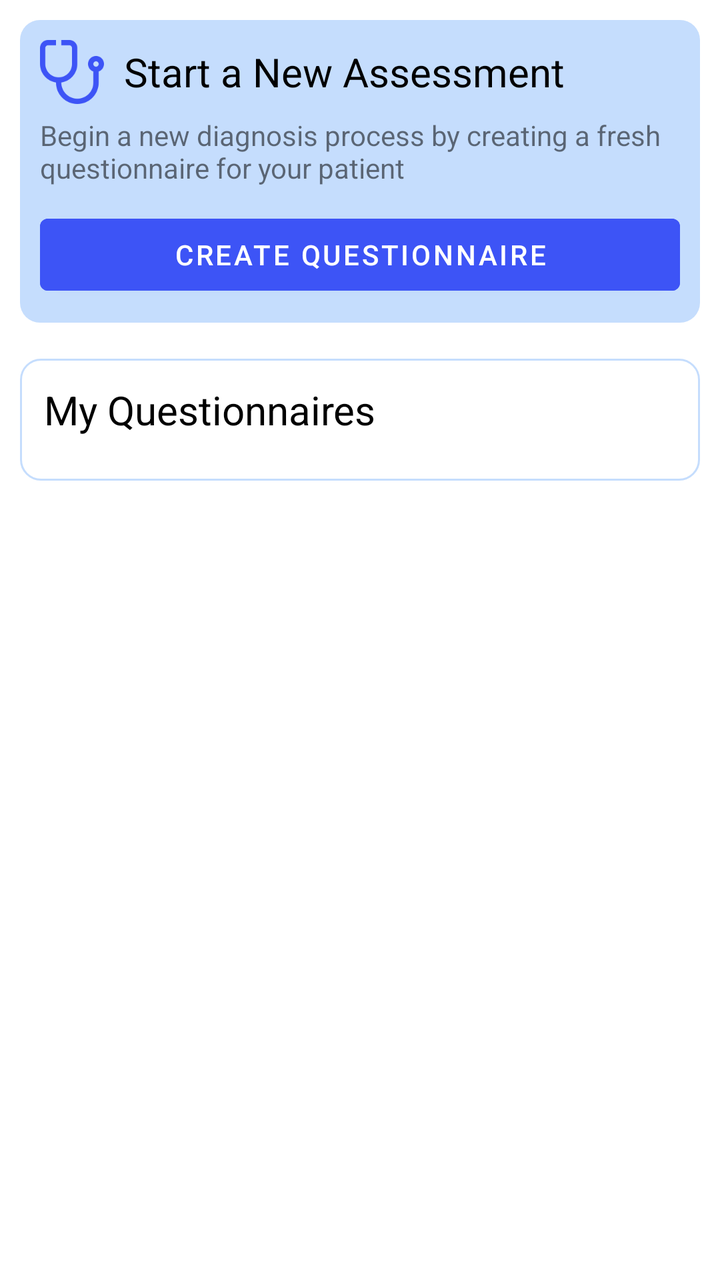
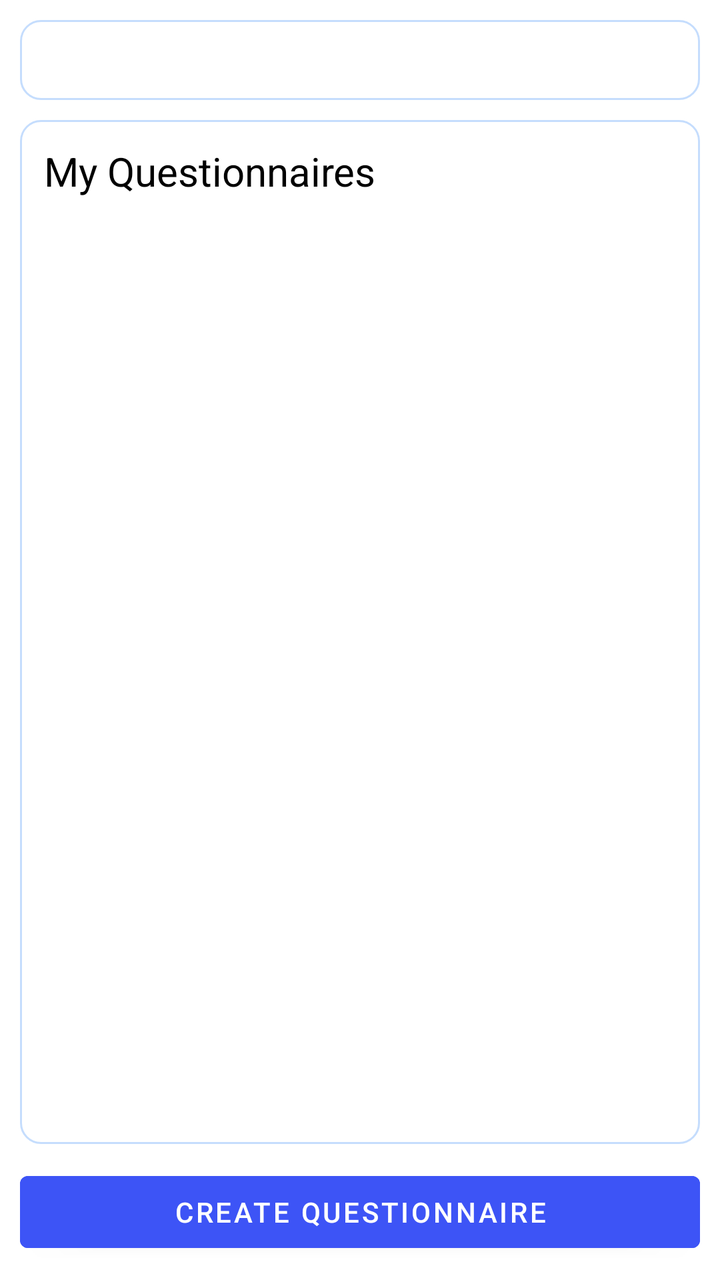

Before-and-after screenshots of an Android layout around one commit, followed by the original layout XML and the change that was made.
<!-- AndroidManifest.xml: application theme Theme.Pancreatitis -->
<!-- res/layout/fragment_questionnaires.xml -->
<?xml version="1.0" encoding="utf-8"?>
<LinearLayout
    xmlns:android="http://schemas.android.com/apk/res/android"
    xmlns:app="http://schemas.android.com/apk/res-auto"
    android:layout_width="match_parent"
    android:layout_height="wrap_content"
    android:orientation="vertical">

    <LinearLayout
        android:id="@+id/create_questionnaire"
        android:layout_width="match_parent"
        android:layout_height="wrap_content"
        android:layout_marginBottom="8dp"
        android:background="@drawable/create_background"
        android:padding="10dp"
        android:layout_marginTop="10dp"
        android:layout_marginLeft="10dp"
        android:layout_marginRight="10dp" >

        <LinearLayout
            android:layout_width="match_parent"
            android:layout_height="wrap_content"
            android:orientation="vertical">

            <LinearLayout
                android:layout_width="match_parent"
                android:layout_height="wrap_content"
                android:orientation="horizontal"
                android:gravity="start|center_vertical">

                <ImageView
                    android:layout_width="32dp"
                    android:layout_height="32dp"
                    android:layout_marginEnd="10dp"
                    android:src="@drawable/stethoscope128"
                    app:tint="@color/colorActive" />

                <TextView
                    android:layout_width="wrap_content"
                    android:layout_height="wrap_content"
                    android:text="Start a New Assessment"
                    android:textColor="@color/black"
                    android:textSize="20sp" />
            </LinearLayout>

            <TextView
                android:id="@+id/text"
                android:layout_width="match_parent"
                android:layout_height="wrap_content"
                android:layout_marginTop="6dp"
                android:layout_marginBottom="10dp"
                android:text="Begin a new diagnosis process by creating a fresh questionnaire for your patient"
                android:textSize="14sp" />

            <Button
                android:id="@+id/create_anket"
                android:layout_width="match_parent"
                android:layout_height="wrap_content"
                android:backgroundTint="@color/colorActive"
                android:text="Create Questionnaire" />
        </LinearLayout>
    </LinearLayout>

    <LinearLayout
        android:id="@+id/all_questionnaires"
        android:layout_width="match_parent"
        android:layout_height="wrap_content"
        app:layout_constraintEnd_toEndOf="parent"
        app:layout_constraintStart_toStartOf="parent"
        app:layout_constraintTop_toBottomOf="@id/create_questionnaire"
        android:background="@drawable/rounded_background"
        android:layout_margin="10dp"
        android:orientation="vertical" >

        <TextView
            android:layout_width="wrap_content"
            android:layout_height="wrap_content"
            android:textSize="20dp"
            android:textColor="@color/black"
            android:text="My Questionnaires"
            android:layout_marginTop="10dp"
            android:layout_marginLeft="10dp" />

        <androidx.recyclerview.widget.RecyclerView
            android:id="@+id/recycler_view_questionnaires"
            android:layout_width="match_parent"
            android:layout_height="wrap_content"
            android:layout_margin="10dp" />

    </LinearLayout>
</LinearLayout>
<!-- resources referenced by this layout -->
<resources>
  <color name="black">#FF000000</color>
  <color name="colorActive">#3D54F6</color>
  <!-- drawable create_background (drawable) -->
  <?xml version="1.0" encoding="utf-8"?>
  <shape xmlns:android="http://schemas.android.com/apk/res/android"
      android:shape="rectangle">
      <corners android:radius="10dp"/>  
      <solid android:color="@color/colorCircle"/> 
      <padding
          android:left="2dp"
          android:right="2dp"
          android:top="2dp"
          android:bottom="2dp"/>
  </shape>
  <!-- drawable rounded_background (drawable) -->
  <?xml version="1.0" encoding="utf-8"?>
  <shape xmlns:android="http://schemas.android.com/apk/res/android"
      android:shape="rectangle">
      <corners android:radius="10dp"/>  
      <solid android:color="@android:color/white"/> 
      <padding
          android:left="2dp"
          android:right="2dp"
          android:top="2dp"
          android:bottom="2dp"/>
  
      <stroke
          android:width="1dp"
          android:color="@color/colorCircle"/> 
  </shape>
  <!-- drawable stethoscope128: png bitmap (drawable, 2896 bytes) -->
  <style name="Theme.Pancreatitis" parent="Theme.MaterialComponents.DayNight.DarkActionBar">
          
          <item name="colorPrimary">@color/purple_500</item>
          <item name="colorPrimaryVariant">@color/purple_700</item>
          <item name="colorOnPrimary">@color/white</item>
          
          <item name="colorSecondary">@color/teal_200</item>
          <item name="colorSecondaryVariant">@color/teal_700</item>
          <item name="colorOnSecondary">@color/black</item>
          
          <item name="android:statusBarColor">?attr/colorPrimaryVariant</item>
          
      </style>
  <color name="colorCircle">#C5DDFD</color>
  <color name="purple_500">#FF6200EE</color>
  <color name="purple_700">#FF3700B3</color>
  <color name="white">#FFFFFFFF</color>
  <color name="teal_200">#FF03DAC5</color>
  <color name="teal_700">#FF018786</color>
</resources>

<!-- the commit's change to res/layout/fragment_questionnaires.xml (unified diff, before → after) -->
@@ -3,68 +3,28 @@
     xmlns:android="http://schemas.android.com/apk/res/android"
     xmlns:app="http://schemas.android.com/apk/res-auto"
     android:layout_width="match_parent"
-    android:layout_height="wrap_content"
+    android:layout_height="match_parent"
     android:orientation="vertical">
 
     <LinearLayout
         android:id="@+id/create_questionnaire"
         android:layout_width="match_parent"
         android:layout_height="wrap_content"
-        android:layout_marginBottom="8dp"
-        android:background="@drawable/create_background"
-        android:padding="10dp"
         android:layout_marginTop="10dp"
         android:layout_marginLeft="10dp"
         android:layout_marginRight="10dp" >
 
-        <LinearLayout
+        <EditText
             android:layout_width="match_parent"
-            android:layout_height="wrap_content"
-            android:orientation="vertical">
-
-            <LinearLayout
-                android:layout_width="match_parent"
-                android:layout_height="wrap_content"
-                android:orientation="horizontal"
-                android:gravity="start|center_vertical">
-
-                <ImageView
-                    android:layout_width="32dp"
-                    android:layout_height="32dp"
-                    android:layout_marginEnd="10dp"
-                    android:src="@drawable/stethoscope128"
-                    app:tint="@color/colorActive" />
-
-                <TextView
-                    android:layout_width="wrap_content"
-                    android:layout_height="wrap_content"
-                    android:text="Start a New Assessment"
-                    android:textColor="@color/black"
-                    android:textSize="20sp" />
-            </LinearLayout>
-
-            <TextView
-                android:id="@+id/text"
-                android:layout_width="match_parent"
-                android:layout_height="wrap_content"
-                android:layout_marginTop="6dp"
-                android:layout_marginBottom="10dp"
-                android:text="Begin a new diagnosis process by creating a fresh questionnaire for your patient"
-                android:textSize="14sp" />
-
-            <Button
-                android:id="@+id/create_anket"
-                android:layout_width="match_parent"
-                android:layout_height="wrap_content"
-                android:backgroundTint="@color/colorActive"
-                android:text="Create Questionnaire" />
-        </LinearLayout>
+            android:layout_height="40dp"
+            android:background="@drawable/rounded_background"/>
     </LinearLayout>
 
     <LinearLayout
         android:id="@+id/all_questionnaires"
         android:layout_width="match_parent"
-        android:layout_height="wrap_content"
+        android:layout_height="0dp"
+        android:layout_weight="1"
         app:layout_constraintEnd_toEndOf="parent"
         app:layout_constraintStart_toStartOf="parent"
         app:layout_constraintTop_toBottomOf="@id/create_questionnaire"
@@ -84,8 +44,18 @@
         <androidx.recyclerview.widget.RecyclerView
             android:id="@+id/recycler_view_questionnaires"
             android:layout_width="match_parent"
-            android:layout_height="wrap_content"
+            android:layout_height="match_parent"
             android:layout_margin="10dp" />
 
     </LinearLayout>
+
+    <Button
+        android:id="@+id/create_anket"
+        android:layout_width="match_parent"
+        android:layout_height="wrap_content"
+        android:backgroundTint="@color/colorActive"
+        android:text="Create Questionnaire"
+        android:layout_marginBottom="10dp"
+        android:layout_marginLeft="10dp"
+        android:layout_marginRight="10dp"/>
 </LinearLayout>
<!-- resource entries referenced after the edit -->
@@ -2,18 +2,6 @@
 <resources>
   <color name="black">#FF000000</color>
   <color name="colorActive">#3D54F6</color>
-  <!-- drawable create_background (drawable) -->
-  <?xml version="1.0" encoding="utf-8"?>
-  <shape xmlns:android="http://schemas.android.com/apk/res/android"
-      android:shape="rectangle">
-      <corners android:radius="10dp"/>  
-      <solid android:color="@color/colorCircle"/> 
-      <padding
-          android:left="2dp"
-          android:right="2dp"
-          android:top="2dp"
-          android:bottom="2dp"/>
-  </shape>
   <!-- drawable rounded_background (drawable) -->
   <?xml version="1.0" encoding="utf-8"?>
   <shape xmlns:android="http://schemas.android.com/apk/res/android"
@@ -30,7 +18,6 @@
           android:width="1dp"
           android:color="@color/colorCircle"/> 
   </shape>
-  <!-- drawable stethoscope128: png bitmap (drawable, 2896 bytes) -->
   <style name="Theme.Pancreatitis" parent="Theme.MaterialComponents.DayNight.DarkActionBar">
           
           <item name="colorPrimary">@color/purple_500</item>
